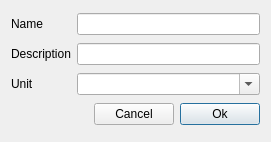
Old version of the form dialog/insertnode/insertnodebranch.ui in the repository ytxerp/ytx-client.
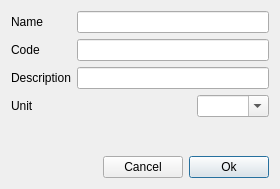
New version of the form. Custom widgets are drawn as their Qt base class.

Commit message: Adjust QSS

```diff
--- a/dialog/insertnode/insertnodebranch.ui
+++ b/dialog/insertnode/insertnodebranch.ui
@@ -6,17 +6,27 @@
    <rect>
     <x>0</x>
     <y>0</y>
-    <width>271</width>
-    <height>142</height>
+    <width>262</width>
+    <height>189</height>
    </rect>
   </property>
-  <property name="sizePolicy">
-   <sizepolicy hsizetype="Fixed" vsizetype="Fixed">
-    <horstretch>0</horstretch>
-    <verstretch>0</verstretch>
-   </sizepolicy>
-  </property>
-  <layout class="QGridLayout" name="gridLayout_3">
+  <layout class="QGridLayout" name="gridLayout">
+   <item row="0" column="0">
+    <widget class="QLabel" name="labName">
+     <property name="sizePolicy">
+      <sizepolicy hsizetype="Fixed" vsizetype="Preferred">
+       <horstretch>0</horstretch>
+       <verstretch>0</verstretch>
+      </sizepolicy>
+     </property>
+     <property name="text">
+      <string>Name</string>
+     </property>
+     <property name="buddy">
+      <cstring>lineName</cstring>
+     </property>
+    </widget>
+   </item>
    <item row="0" column="1" colspan="3">
     <widget class="LineEdit" name="lineName">
      <property name="sizePolicy">
@@ -27,7 +37,27 @@
      </property>
     </widget>
    </item>
+   <item row="1" column="0">
+    <widget class="QLabel" name="label">
+     <property name="text">
+      <string>Code</string>
+     </property>
+    </widget>
+   </item>
    <item row="1" column="1" colspan="3">
+    <widget class="QLineEdit" name="lineCode"/>
+   </item>
+   <item row="2" column="0">
+    <widget class="QLabel" name="labDescription">
+     <property name="text">
+      <string>Description</string>
+     </property>
+     <property name="buddy">
+      <cstring>lineDescription</cstring>
+     </property>
+    </widget>
+   </item>
+   <item row="2" column="1" colspan="3">
     <widget class="LineEdit" name="lineDescription">
      <property name="sizePolicy">
       <sizepolicy hsizetype="Preferred" vsizetype="Fixed">
@@ -37,6 +67,59 @@
      </property>
     </widget>
    </item>
+   <item row="3" column="0">
+    <widget class="QLabel" name="labUnit">
+     <property name="toolTip">
+      <string>Cannot be changed once set. Delete and recreate to modify.</string>
+     </property>
+     <property name="text">
+      <string>Unit</string>
+     </property>
+    </widget>
+   </item>
+   <item row="3" column="1" colspan="3">
+    <layout class="QHBoxLayout" name="horizontalLayout">
+     <item>
+      <spacer name="horizontalSpacer_2">
+       <property name="orientation">
+        <enum>Qt::Orientation::Horizontal</enum>
+       </property>
+       <property name="sizeHint" stdset="0">
+        <size>
+         <width>68</width>
+         <height>20</height>
+        </size>
+       </property>
+      </spacer>
+     </item>
+     <item>
+      <widget class="ComboBox" name="comboUnit">
+       <property name="editable">
+        <bool>true</bool>
+       </property>
+       <property name="insertPolicy">
+        <enum>QComboBox::InsertPolicy::NoInsert</enum>
+       </property>
+       <property name="sizeAdjustPolicy">
+        <enum>QComboBox::SizeAdjustPolicy::AdjustToContents</enum>
+       </property>
+      </widget>
+     </item>
+    </layout>
+   </item>
+   <item row="4" column="1">
+    <spacer name="verticalSpacer">
+     <property name="orientation">
+      <enum>Qt::Orientation::Vertical</enum>
+     </property>
+     <property name="sizeHint" stdset="0">
+      <size>
+       <width>20</width>
+       <height>12</height>
+      </size>
+     </property>
+    </spacer>
+   </item>
    <item row="5" column="0" colspan="2">
     <spacer name="horizontalSpacer">
      <property name="orientation">
@@ -50,6 +133,19 @@
      </property>
     </spacer>
    </item>
+   <item row="5" column="2">
+    <widget class="QPushButton" name="pBtnCancel">
+     <property name="sizePolicy">
+      <sizepolicy hsizetype="Fixed" vsizetype="Fixed">
+       <horstretch>0</horstretch>
+       <verstretch>0</verstretch>
+      </sizepolicy>
+     </property>
+     <property name="text">
+      <string>Cancel</string>
+     </property>
+    </widget>
+   </item>
    <item row="5" column="3">
     <widget class="QPushButton" name="pBtnOk">
      <property name="sizePolicy">
@@ -66,68 +162,6 @@
      </property>
     </widget>
    </item>
-   <item row="0" column="0">
-    <widget class="QLabel" name="labName">
-     <property name="sizePolicy">
-      <sizepolicy hsizetype="Fixed" vsizetype="Preferred">
-       <horstretch>0</horstretch>
-       <verstretch>0</verstretch>
-      </sizepolicy>
-     </property>
-     <property name="text">
-      <string>Name</string>
-     </property>
-     <property name="buddy">
-      <cstring>lineName</cstring>
-     </property>
-    </widget>
-   </item>
-   <item row="3" column="0">
-    <widget class="QLabel" name="labUnit">
-     <property name="toolTip">
-      <string>Cannot be changed once set. Delete and recreate to modify.</string>
-     </property>
-     <property name="text">
-      <string>Unit</string>
-     </property>
-    </widget>
-   </item>
-   <item row="5" column="2">
-    <widget class="QPushButton" name="pBtnCancel">
-     <property name="sizePolicy">
-      <sizepolicy hsizetype="Fixed" vsizetype="Fixed">
-       <horstretch>0</horstretch>
-       <verstretch>0</verstretch>
-      </sizepolicy>
-     </property>
-     <property name="text">
-      <string>Cancel</string>
-     </property>
-    </widget>
-   </item>
-   <item row="1" column="0">
-    <widget class="QLabel" name="labDescription">
-     <property name="text">
-      <string>Description</string>
-     </property>
-     <property name="buddy">
-      <cstring>lineDescription</cstring>
-     </property>
-    </widget>
-   </item>
-   <item row="3" column="1" colspan="3">
-    <widget class="ComboBox" name="comboUnit">
-     <property name="editable">
-      <bool>true</bool>
-     </property>
-     <property name="insertPolicy">
-      <enum>QComboBox::InsertPolicy::NoInsert</enum>
-     </property>
-     <property name="sizeAdjustPolicy">
-      <enum>QComboBox::SizeAdjustPolicy::AdjustToContents</enum>
-     </property>
-    </widget>
-   </item>
   </layout>
  </widget>
  <customwidgets>
```
The commit also changes 7 other files.
